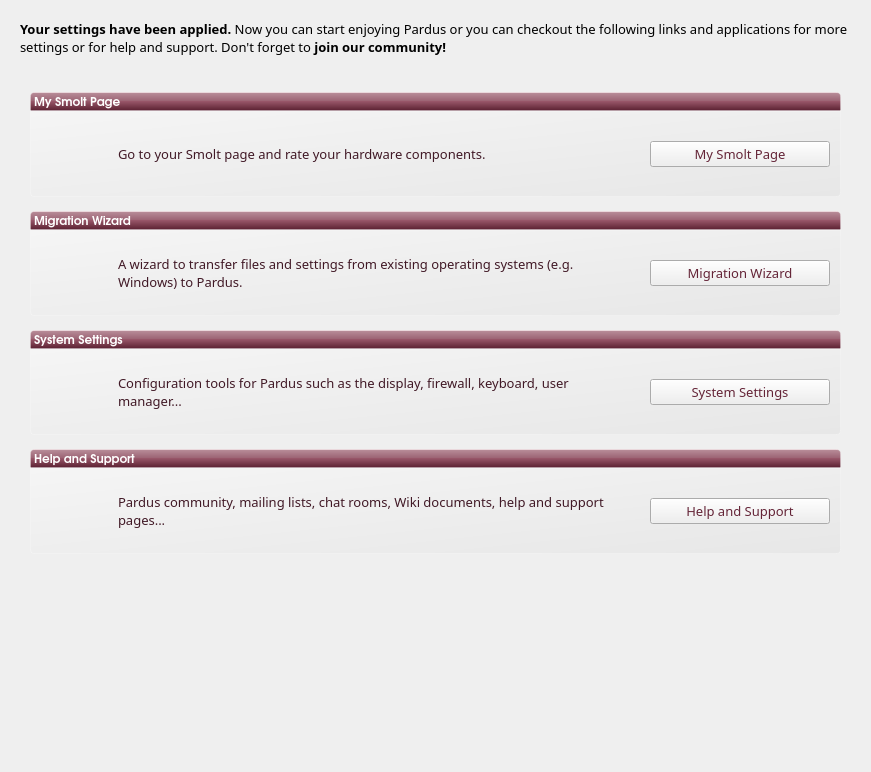
Qt form kde/kaptan/ui/ui_scrGoodbye.ui (pars-linux/uludag) before a commit.
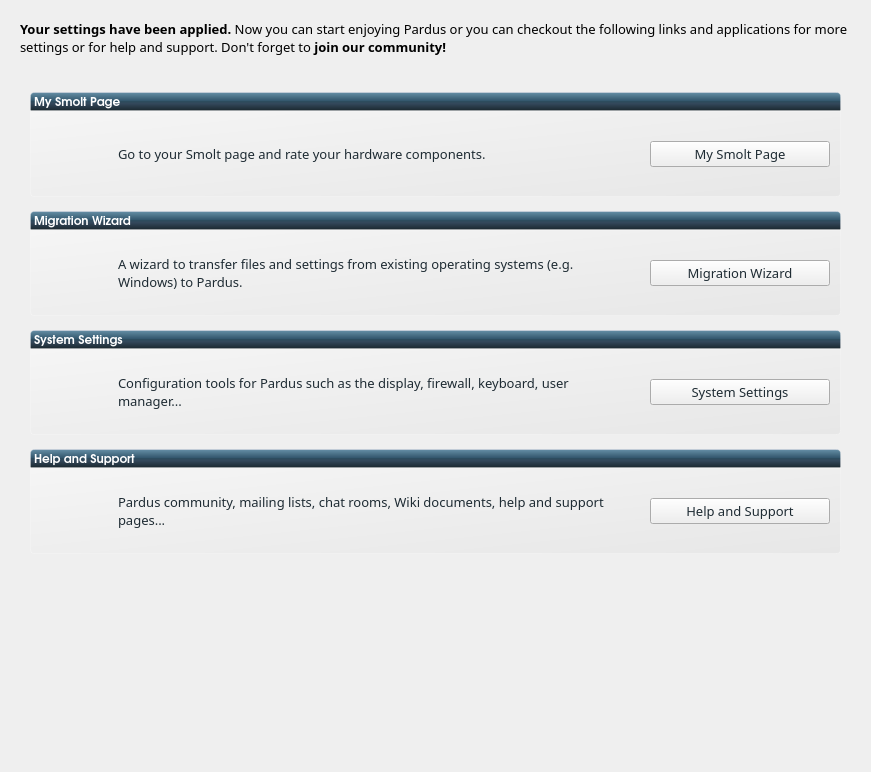
The same form after that commit. Icons and pictures are not drawn.

```diff
--- a/kde/kaptan/ui/ui_scrGoodbye.ui
+++ b/kde/kaptan/ui/ui_scrGoodbye.ui
@@ -114,7 +114,7 @@
             </font>
            </property>
            <property name="styleSheet">
-            <string notr="true">background-color: qlineargradient(spread:pad, x1:0.5, y1:1, x2:0.5, y2:0, stop:0 rgba(183, 100, 124, 255), stop:0.0212465 rgba(91, 33, 50, 255), stop:0.521739 rgba(152, 86, 105, 255), stop:0.527174 rgba(155, 98, 115, 255), stop:0.983696 rgba(184, 141, 153, 255), stop:1 rgba(220, 173, 186, 255));
+            <string notr="true">background-color: qlineargradient(spread:pad, x1:0.5, y1:1, x2:0.5, y2:0, stop:0 rgba(26, 38, 45, 255), stop:0.398093 rgba(51, 72, 91, 255), stop:0.521739 rgba(45, 76, 94, 255), stop:0.531585 rgba(49, 84, 106, 255), stop:0.983696 rgba(99, 141, 164, 255), stop:1 rgba(120, 146, 172, 255));
 /*background-color: qlineargradient(spread:pad, x1:1, y1:1, x2:0, y2:0, stop:0 rgba(219, 219, 219, 100), stop:1 rgba(255, 255, 255, 100));*/
 border: 1px solid rgba(255,255,255,50);
 color:white;
@@ -204,7 +204,7 @@
                </font>
               </property>
               <property name="styleSheet">
-               <string notr="true">color: rgb(100, 36, 55);</string>
+               <string notr="true">color: rgb(30, 43, 51)</string>
               </property>
               <property name="text">
                <string>My Smolt Page</string>
@@ -232,7 +232,7 @@
                </font>
               </property>
               <property name="styleSheet">
-               <string notr="true">color:#411926;</string>
+               <string notr="true">color: rgb(30, 43, 51)</string>
               </property>
               <property name="text">
                <string>Go to your Smolt page and rate your hardware components.</string>
@@ -298,8 +298,7 @@
             </font>
            </property>
            <property name="styleSheet">
-            <string notr="true">background-color: qlineargradient(spread:pad, x1:0.5, y1:1, x2:0.5, y2:0, stop:0 rgba(183, 100, 124, 255), stop:0.0212465 rgba(91, 33, 50, 255), stop:0.521739 rgba(152, 86, 105, 255), stop:0.527174 rgba(155, 98, 115, 255), stop:0.983696 rgba(184, 141, 153, 255), stop:1 rgba(220, 173, 186, 255));
-/*background-color: qlineargradient(spread:pad, x1:1, y1:1, x2:0, y2:0, stop:0 rgba(219, 219, 219, 100), stop:1 rgba(255, 255, 255, 100));*/
+            <string notr="true">background-color: qlineargradient(spread:pad, x1:0.5, y1:1, x2:0.5, y2:0, stop:0 rgba(26, 38, 45, 255), stop:0.398093 rgba(51, 72, 91, 255), stop:0.521739 rgba(45, 76, 94, 255), stop:0.531585 rgba(49, 84, 106, 255), stop:0.983696 rgba(99, 141, 164, 255), stop:1 rgba(120, 146, 172, 255));
 border: 1px solid rgba(255,255,255,50);
 color:white;
 border-top-left-radius: 4px;
@@ -370,7 +369,7 @@
                </font>
               </property>
               <property name="styleSheet">
-               <string notr="true">color:#411926;</string>
+               <string notr="true">color: rgb(30, 43, 51)</string>
               </property>
               <property name="text">
                <string>A wizard to transfer files and settings from existing operating systems (e.g. Windows) to Pardus.</string>
@@ -428,7 +427,7 @@
                </font>
               </property>
               <property name="styleSheet">
-               <string notr="true">color: rgb(100, 36, 55);</string>
+               <string notr="true">color: rgb(30, 43, 51)</string>
               </property>
               <property name="text">
                <string>Migration Wizard</string>
@@ -482,8 +481,7 @@
             </font>
            </property>
            <property name="styleSheet">
-            <string notr="true">background-color: qlineargradient(spread:pad, x1:0.5, y1:1, x2:0.5, y2:0, stop:0 rgba(183, 100, 124, 255), stop:0.0212465 rgba(91, 33, 50, 255), stop:0.521739 rgba(152, 86, 105, 255), stop:0.527174 rgba(155, 98, 115, 255), stop:0.983696 rgba(184, 141, 153, 255), stop:1 rgba(220, 173, 186, 255));
-/*background-color: qlineargradient(spread:pad, x1:1, y1:1, x2:0, y2:0, stop:0 rgba(219, 219, 219, 100), stop:1 rgba(255, 255, 255, 100));*/
+            <string notr="true">background-color: qlineargradient(spread:pad, x1:0.5, y1:1, x2:0.5, y2:0, stop:0 rgba(26, 38, 45, 255), stop:0.398093 rgba(51, 72, 91, 255), stop:0.521739 rgba(45, 76, 94, 255), stop:0.531585 rgba(49, 84, 106, 255), stop:0.983696 rgba(99, 141, 164, 255), stop:1 rgba(120, 146, 172, 255));
 border: 1px solid rgba(255,255,255,50);
 color:white;
 border-top-left-radius: 4px;
@@ -570,7 +568,7 @@
                </font>
               </property>
               <property name="styleSheet">
-               <string notr="true">color:#411926;</string>
+               <string notr="true">color: rgb(30, 43, 51)</string>
               </property>
               <property name="text">
                <string>Configuration tools for Pardus such as the display, firewall, keyboard, user manager...</string>
@@ -612,7 +610,7 @@
                </font>
               </property>
               <property name="styleSheet">
-               <string notr="true">color: rgb(100, 36, 55);</string>
+               <string notr="true">color: rgb(30, 43, 51)</string>
               </property>
               <property name="text">
                <string>System Settings</string>
@@ -666,8 +664,7 @@
             </font>
            </property>
            <property name="styleSheet">
-            <string notr="true">background-color: qlineargradient(spread:pad, x1:0.5, y1:1, x2:0.5, y2:0, stop:0 rgba(183, 100, 124, 255), stop:0.0212465 rgba(91, 33, 50, 255), stop:0.521739 rgba(152, 86, 105, 255), stop:0.527174 rgba(155, 98, 115, 255), stop:0.983696 rgba(184, 141, 153, 255), stop:1 rgba(220, 173, 186, 255));
-/*background-color: qlineargradient(spread:pad, x1:1, y1:1, x2:0, y2:0, stop:0 rgba(219, 219, 219, 100), stop:1 rgba(255, 255, 255, 100));*/
+            <string notr="true">background-color: qlineargradient(spread:pad, x1:0.5, y1:1, x2:0.5, y2:0, stop:0 rgba(26, 38, 45, 255), stop:0.398093 rgba(51, 72, 91, 255), stop:0.521739 rgba(45, 76, 94, 255), stop:0.531585 rgba(49, 84, 106, 255), stop:0.983696 rgba(99, 141, 164, 255), stop:1 rgba(120, 146, 172, 255));
 border: 1px solid rgba(255,255,255,50);
 color:white;
 border-top-left-radius: 4px;
@@ -730,7 +727,7 @@
                </font>
               </property>
               <property name="styleSheet">
-               <string notr="true">color:#411926;</string>
+               <string notr="true">color: rgb(30, 43, 51)</string>
               </property>
               <property name="text">
                <string>Pardus community, mailing lists, chat rooms, Wiki documents, help and support pages...</string>
@@ -788,7 +785,7 @@
                </font>
               </property>
               <property name="styleSheet">
-               <string notr="true">color: rgb(100, 36, 55);</string>
+               <string notr="true">color: rgb(30, 43, 51)</string>
               </property>
               <property name="text">
                <string>Help and Support</string>
```
Left out of the diff: 6 changed lines with no effect on the pictures.
